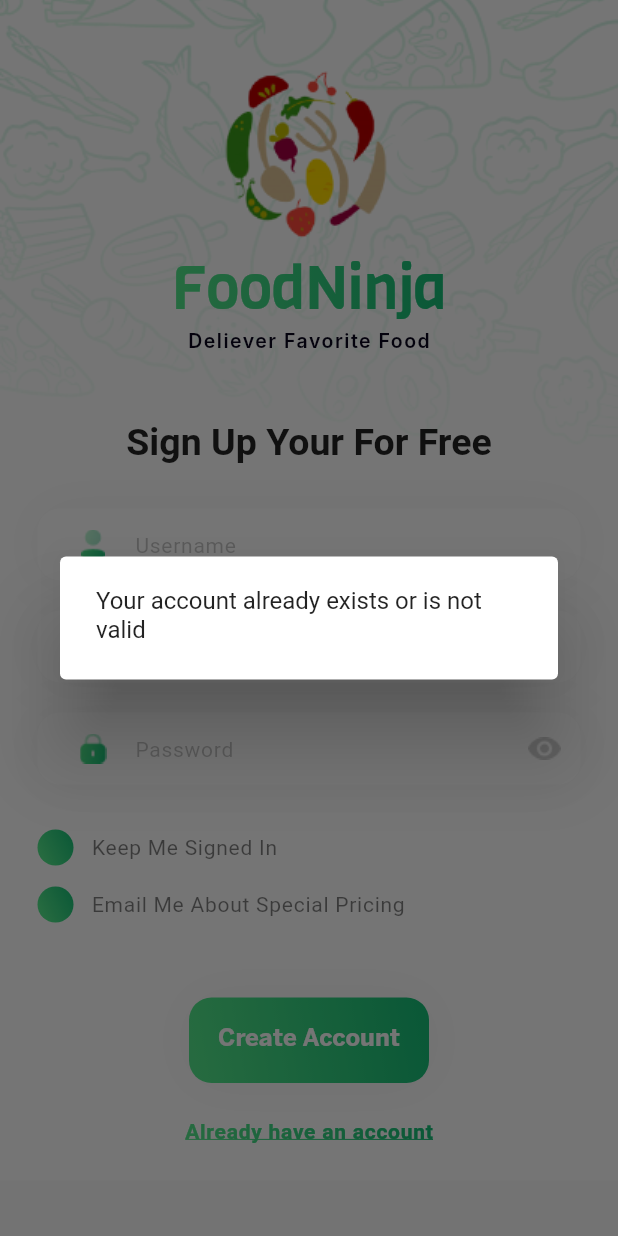
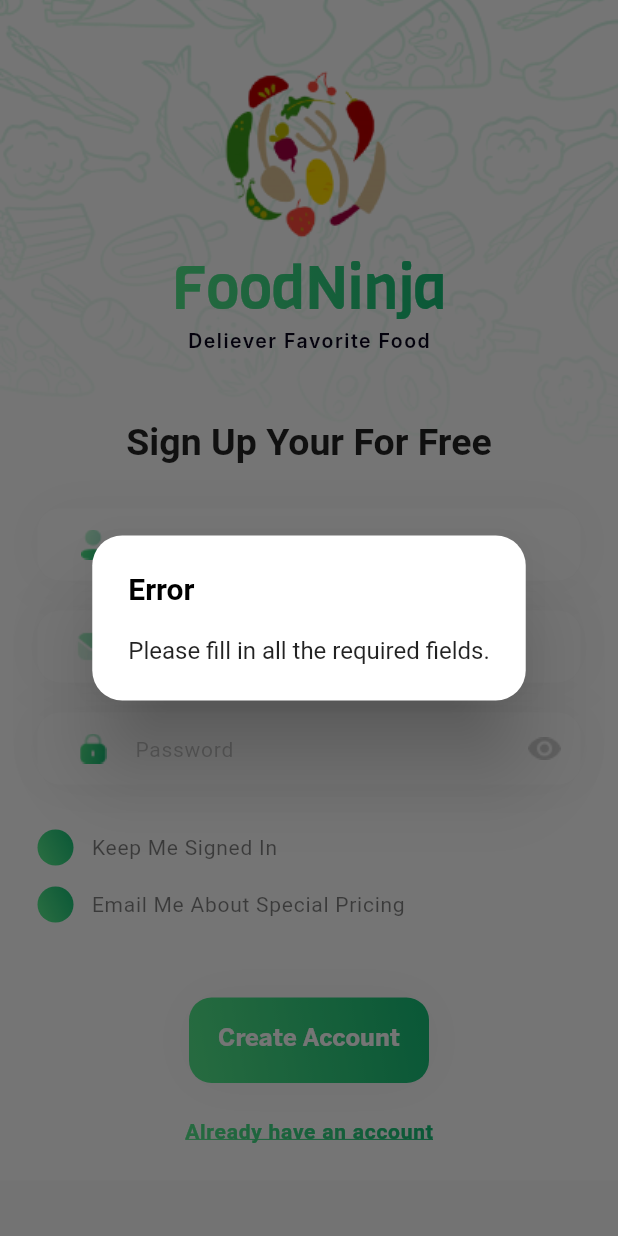
Before and after one commit to Nghinguyenhuu/delivery_food, a Flutter app: the SignUpScreen screen opened by its route, after a tap on "Create Account", on a phone screen of 412 x 824 dp. Run offline on Flutter 3.47's test engine with Material 2 defaults, Android fonts, the phone set to English and light mode, and no system bars; drawn by our look-alikes of simple_gradient_text; our stand-ins replace cloud_firestore, firebase_core, flutter_slidable, font_awesome_flutter, image_picker, sliver_tools; accounts and stored records are empty; Roboto replaces fonts that are missing (BentonSan Bold, BentonSan Medium, BentonSan book).

Commit message:
create account

```diff
--- /dev/null
+++ b/delivery_food/lib/components/app_alert_dialog.dart
@@ -0,0 +1,21 @@
+import 'package:flutter/material.dart';
+
+class AppAlert extends StatelessWidget {
+  final String title;
+  final String subtile;
+
+  const AppAlert({Key? key, required this.title, required this.subtile}) : super(key: key);
+
+  @override
+  Widget build(BuildContext context) {
+    return  AlertDialog(
+      title: Text(title),
+      titleTextStyle:const TextStyle(
+          fontWeight: FontWeight.bold, color: Colors.black, fontSize: 20),
+      backgroundColor:Colors.white,
+      shape:const RoundedRectangleBorder(
+          borderRadius: BorderRadius.all(Radius.circular(20))),
+      content: Text(subtile),
+    );
+  }
+}
--- a/delivery_food/lib/data/model/user.dart
+++ b/delivery_food/lib/data/model/user.dart
@@ -2,13 +2,13 @@ class User {
   final String? id;
   final String? username;
   final String? password;
-  final String? email;
-  final String? firstname;
-  final String? lastname;
-  final String? mobilephone;
-  final String? image;
+  String? email;
+  String? firstname;
+  String? lastname;
+  String? mobilephone;
+  String? image;
 
-  const User(
+  User(
       {this.id,
       this.password,
       this.username,
--- a/delivery_food/lib/data/repositories/user_repository.dart
+++ b/delivery_food/lib/data/repositories/user_repository.dart
@@ -8,6 +8,7 @@ abstract class UserReposirory{
   Future addUser(User user);
   Future<User> updateUser(User user);
   Future<bool> checkUserName(String username);
+
 }
 
 class UserReposiroryImpl implements UserReposirory{
--- a/delivery_food/lib/data/service/user_service.dart
+++ b/delivery_food/lib/data/service/user_service.dart
@@ -33,7 +33,7 @@ class UserService {
         return user;
       }
     }
-    return const User();
+    return  User();
   }
 
   Future<String> addUser(User user) async {
--- a/delivery_food/lib/unauthenticated/sign_in/login_page.dart
+++ b/delivery_food/lib/unauthenticated/sign_in/login_page.dart
@@ -28,7 +28,7 @@ class _LoginPageState extends State<LoginPage> {
     final userProvider = Provider.of<UserProvider>(context);
 
     _buildLogin(String user, String password) async {
-      if (await userProvider.getUser(user, password)) {
+      if (await userProvider.checkUser(user, password)) {
         User userAuth = userProvider.user;
         Navigator.pushNamed(context, RouteGenerator.home, arguments: userAuth);
       }
--- a/delivery_food/lib/unauthenticated/sign_up/signup_screen.dart
+++ b/delivery_food/lib/unauthenticated/sign_up/signup_screen.dart
@@ -1,13 +1,14 @@
+
+import 'package:delivery_food/components/app_alert_dialog.dart';
 import 'package:delivery_food/components/custom_checkbox.dart';
 import 'package:delivery_food/components/input_content.dart';
-
 import 'package:delivery_food/components/reusable_card.dart';
 import 'package:delivery_food/constans/app_colors.dart';
 import 'package:delivery_food/constans/app_stype.dart';
 import 'package:delivery_food/data/model/user.dart';
+import 'package:delivery_food/routes/fade_route.dart';
 import 'package:delivery_food/routes/route.dart';
-import 'package:delivery_food/unauthenticated/sign_in/login_page.dart';
-
+import 'package:delivery_food/unauthenticated/sign_up/fill_infor.dart';
 import 'package:delivery_food/widget/cta_button.dart';
 import 'package:delivery_food/widget/logo.dart';
 import 'package:delivery_food/widget/pattern.dart';
@@ -28,19 +29,41 @@ class _SignUpPageState extends State<SignUpScreen> {
   final usercontroller = TextEditingController();
   final emailcontroller = TextEditingController();
   final passwordcontroller = TextEditingController();
+  String id = '';
+  @override
+  void initState() {
+    usercontroller.text = '';
+    emailcontroller.text = '';
+    passwordcontroller.text = '';
+    super.initState();
+  }
+
   @override
   Widget build(BuildContext context) {
     final userProvider = Provider.of<UserProvider>(context);
-    Future<bool> buildCreateAccount( String username,String pass, String email) async{
+    Future<String> buildCreateAccount(
+        String username, String pass, String email) async {
       if (pass != "" && username != "" && email != "") {
-        if(await userProvider.checkUsernameContain(username)){
-          return false;
+        if (await userProvider.checkUsernameContain(username)) {
+          showDialog(
+              context: context,
+              builder: (context) => const AppAlert(
+                  title: 'Error', subtile: 'This account has already existed'));
+          initState();
+          return '';
+        } else {
+          User user = User(username: username, password: pass, email: email);
+          await userProvider.addUser(user).then((value) => Navigator.push(context, CustomPageRoute(child: FillInfor(id: userProvider.user.id!,))));
+
+          return user.id!;
         }
-        User user = User(username: username, password: pass, email: email);
-        userProvider.addUser(user);
-        return true;
       }
-      return false;
+      showDialog(
+          context: context,
+          builder: (context) => const AppAlert(
+              title: 'Error',
+              subtile: 'Please fill in all the required fields.'));
+      return '';
     }
 
     return Scaffold(
@@ -135,23 +158,12 @@ class _SignUpPageState extends State<SignUpScreen> {
                         children: [
                           ReusableCard(
                               cardChild: CTAButton(
-                                  onTap: ()async {
-                                    await buildCreateAccount(
+                                  onTap: (){
+                                    buildCreateAccount(
                                             usercontroller.text,
                                             passwordcontroller.text,
-                                            emailcontroller.text)
-                                        ? Navigator.push(
-                                            context,
-                                            MaterialPageRoute(
-                                                builder: (context) =>
-                                                    const LoginPage()))
-                                        : showDialog(
-                                            context: context,
-                                            builder: (context) =>
-                                                const AlertDialog(
-                                                  content: Text(
-                                                      'Your account already exists or is not valid'),
-                                                ));
+                                            emailcontroller.text);
+
                                   },
                                   label: 'Create Account')),
                           const SizedBox(
```
Also changed, not shown: delivery_food/lib/components/form_fill.dart (+11 -8 lines), delivery_food/lib/data/data_source/list_data_user_default.dart (deleted, +0 -7 lines), delivery_food/lib/provider/user_provider.dart (+9 -2 lines), delivery_food/lib/unauthenticated/sign_up/fill_infor.dart (+37 -5 lines).
